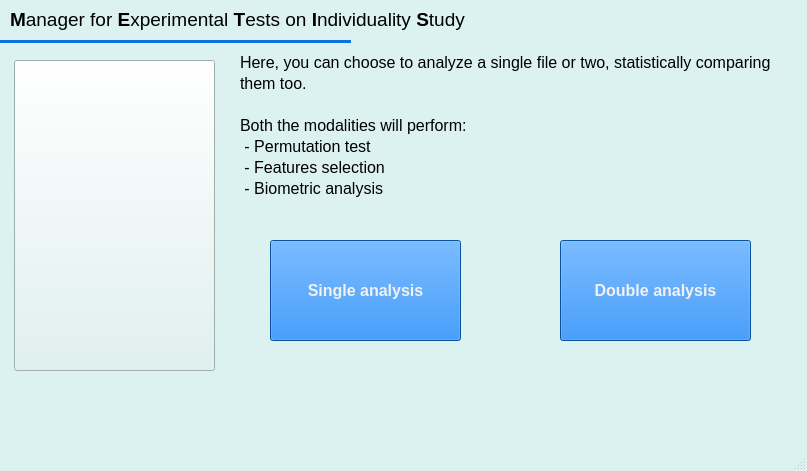
Before: the Qt Designer form Graphics/metis.ui in smlacava/Metis, drawn with Qt 5.
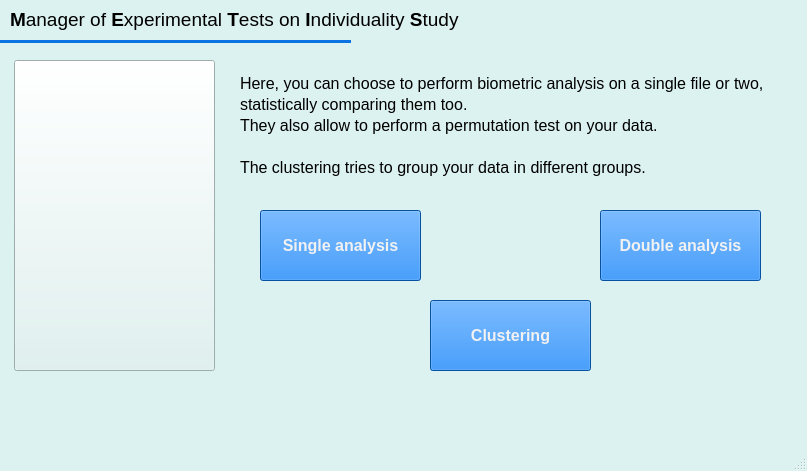
After: the same form once the commit is applied. Icons and pictures are not drawn.

Patch:
```diff
--- a/Graphics/metis.ui
+++ b/Graphics/metis.ui
@@ -512,7 +512,7 @@
 &lt;html&gt;&lt;head&gt;&lt;meta name=&quot;qrichtext&quot; content=&quot;1&quot; /&gt;&lt;style type=&quot;text/css&quot;&gt;
 p, li { white-space: pre-wrap; }
 &lt;/style&gt;&lt;/head&gt;&lt;body style=&quot; font-family:'MS Shell Dlg 2'; font-size:8pt; font-weight:400; font-style:normal;&quot;&gt;
-&lt;p style=&quot; margin-top:12px; margin-bottom:2px; margin-left:0px; margin-right:0px; -qt-block-indent:0; text-indent:0px; line-height:5px;&quot;&gt;&lt;span style=&quot; font-size:14pt; font-weight:600;&quot;&gt;M&lt;/span&gt;&lt;span style=&quot; font-size:14pt;&quot;&gt;anager for &lt;/span&gt;&lt;span style=&quot; font-size:14pt; font-weight:600;&quot;&gt;E&lt;/span&gt;&lt;span style=&quot; font-size:14pt;&quot;&gt;xperimental &lt;/span&gt;&lt;span style=&quot; font-size:14pt; font-weight:600;&quot;&gt;T&lt;/span&gt;&lt;span style=&quot; font-size:14pt;&quot;&gt;ests on &lt;/span&gt;&lt;span style=&quot; font-size:14pt; font-weight:600;&quot;&gt;I&lt;/span&gt;&lt;span style=&quot; font-size:14pt;&quot;&gt;ndividuality &lt;/span&gt;&lt;span style=&quot; font-size:14pt; font-weight:600;&quot;&gt;S&lt;/span&gt;&lt;span style=&quot; font-size:14pt;&quot;&gt;tudy&lt;/span&gt;&lt;/p&gt;&lt;/body&gt;&lt;/html&gt;</string>
+&lt;p style=&quot; margin-top:12px; margin-bottom:2px; margin-left:0px; margin-right:0px; -qt-block-indent:0; text-indent:0px; line-height:5px;&quot;&gt;&lt;span style=&quot; font-size:14pt; font-weight:600;&quot;&gt;M&lt;/span&gt;&lt;span style=&quot; font-size:14pt;&quot;&gt;anager of &lt;/span&gt;&lt;span style=&quot; font-size:14pt; font-weight:600;&quot;&gt;E&lt;/span&gt;&lt;span style=&quot; font-size:14pt;&quot;&gt;xperimental &lt;/span&gt;&lt;span style=&quot; font-size:14pt; font-weight:600;&quot;&gt;T&lt;/span&gt;&lt;span style=&quot; font-size:14pt;&quot;&gt;ests on &lt;/span&gt;&lt;span style=&quot; font-size:14pt; font-weight:600;&quot;&gt;I&lt;/span&gt;&lt;span style=&quot; font-size:14pt;&quot;&gt;ndividuality &lt;/span&gt;&lt;span style=&quot; font-size:14pt; font-weight:600;&quot;&gt;S&lt;/span&gt;&lt;span style=&quot; font-size:14pt;&quot;&gt;tudy&lt;/span&gt;&lt;/p&gt;&lt;/body&gt;&lt;/html&gt;</string>
     </property>
    </widget>
    <widget class="QLabel" name="label_6">
@@ -534,13 +534,11 @@
 &lt;html&gt;&lt;head&gt;&lt;meta name=&quot;qrichtext&quot; content=&quot;1&quot; /&gt;&lt;style type=&quot;text/css&quot;&gt;
 p, li { white-space: pre-wrap; }
 &lt;/style&gt;&lt;/head&gt;&lt;body style=&quot; font-family:'MS Shell Dlg 2'; font-size:10pt; font-weight:400; font-style:normal;&quot;&gt;
-&lt;p style=&quot; margin-top:2px; margin-bottom:2px; margin-left:0px; margin-right:0px; -qt-block-indent:0; text-indent:0px;&quot;&gt;&lt;span style=&quot; font-size:12pt;&quot;&gt;Here, you can choose to analyze a single file or two, statistically comparing&lt;/span&gt;&lt;/p&gt;
-&lt;p style=&quot; margin-top:2px; margin-bottom:2px; margin-left:0px; margin-right:0px; -qt-block-indent:0; text-indent:0px;&quot;&gt;&lt;span style=&quot; font-size:12pt;&quot;&gt;them too.&lt;/span&gt;&lt;/p&gt;
+&lt;p style=&quot; margin-top:2px; margin-bottom:2px; margin-left:0px; margin-right:0px; -qt-block-indent:0; text-indent:0px;&quot;&gt;&lt;span style=&quot; font-size:12pt;&quot;&gt;Here, you can choose to perform biometric analysis on a single file or two,&lt;/span&gt;&lt;/p&gt;
+&lt;p style=&quot; margin-top:2px; margin-bottom:2px; margin-left:0px; margin-right:0px; -qt-block-indent:0; text-indent:0px;&quot;&gt;&lt;span style=&quot; font-size:12pt;&quot;&gt;statistically comparing them too.&lt;/span&gt;&lt;/p&gt;
+&lt;p style=&quot; margin-top:2px; margin-bottom:2px; margin-left:0px; margin-right:0px; -qt-block-indent:0; text-indent:0px;&quot;&gt;&lt;span style=&quot; font-size:12pt;&quot;&gt;They also allow to perform a permutation test on your data. &lt;/span&gt;&lt;/p&gt;
 &lt;p style=&quot;-qt-paragraph-type:empty; margin-top:2px; margin-bottom:2px; margin-left:0px; margin-right:0px; -qt-block-indent:0; text-indent:0px; font-size:12pt;&quot;&gt;&lt;br /&gt;&lt;/p&gt;
-&lt;p style=&quot; margin-top:2px; margin-bottom:2px; margin-left:0px; margin-right:0px; -qt-block-indent:0; text-indent:0px;&quot;&gt;&lt;span style=&quot; font-size:12pt;&quot;&gt;Both the modalities will perform:&lt;/span&gt;&lt;/p&gt;
-&lt;p style=&quot; margin-top:2px; margin-bottom:2px; margin-left:0px; margin-right:0px; -qt-block-indent:0; text-indent:0px;&quot;&gt;&lt;span style=&quot; font-size:12pt;&quot;&gt; - Permutation test&lt;/span&gt;&lt;/p&gt;
-&lt;p style=&quot; margin-top:2px; margin-bottom:2px; margin-left:0px; margin-right:0px; -qt-block-indent:0; text-indent:0px;&quot;&gt;&lt;span style=&quot; font-size:12pt;&quot;&gt; - Features selection&lt;/span&gt;&lt;/p&gt;
-&lt;p style=&quot; margin-top:2px; margin-bottom:2px; margin-left:0px; margin-right:0px; -qt-block-indent:0; text-indent:0px;&quot;&gt;&lt;span style=&quot; font-size:12pt;&quot;&gt; - Biometric analysis&lt;/span&gt;&lt;/p&gt;&lt;/body&gt;&lt;/html&gt;</string>
+&lt;p style=&quot; margin-top:2px; margin-bottom:2px; margin-left:0px; margin-right:0px; -qt-block-indent:0; text-indent:0px;&quot;&gt;&lt;span style=&quot; font-size:12pt;&quot;&gt;The clustering tries to group your data in different groups.&lt;/span&gt;&lt;/p&gt;&lt;/body&gt;&lt;/html&gt;</string>
     </property>
    </widget>
    <widget class="Line" name="line">
@@ -566,10 +564,10 @@
    <widget class="QPushButton" name="single_button">
     <property name="geometry">
      <rect>
-      <x>270</x>
-      <y>240</y>
-      <width>191</width>
-      <height>101</height>
+      <x>260</x>
+      <y>210</y>
+      <width>161</width>
+      <height>71</height>
      </rect>
     </property>
     <property name="font">
@@ -593,10 +591,10 @@
    <widget class="QPushButton" name="double_button">
     <property name="geometry">
      <rect>
-      <x>560</x>
-      <y>240</y>
-      <width>191</width>
-      <height>101</height>
+      <x>600</x>
+      <y>210</y>
+      <width>161</width>
+      <height>71</height>
      </rect>
     </property>
     <property name="font">
@@ -617,6 +615,33 @@
      <string>Double analysis</string>
     </property>
    </widget>
+   <widget class="QPushButton" name="clustering_button">
+    <property name="geometry">
+     <rect>
+      <x>430</x>
+      <y>300</y>
+      <width>161</width>
+      <height>71</height>
+     </rect>
+    </property>
+    <property name="font">
+     <font>
+      <pointsize>12</pointsize>
+      <weight>75</weight>
+      <bold>true</bold>
+     </font>
+    </property>
+    <property name="toolTip">
+     <string>Analyze a single file</string>
+    </property>
+    <property name="styleSheet">
+     <string notr="true">background-color: rgb(11, 114, 226);
+color: rgb(241, 241, 241);</string>
+    </property>
+    <property name="text">
+     <string>Clustering</string>
+    </property>
+   </widget>
   </widget>
   <widget class="QMenuBar" name="menubar">
    <property name="geometry">
```
Left out of the diff: 2 changed lines with no effect on the pictures.
